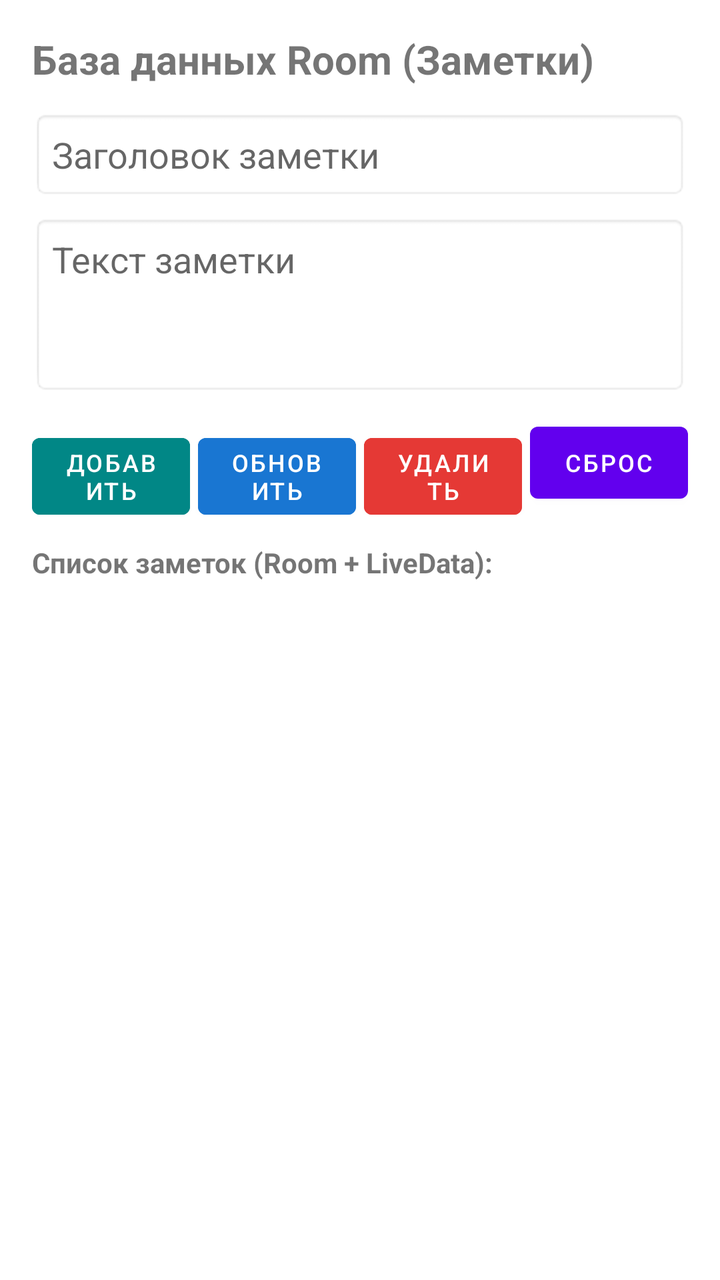
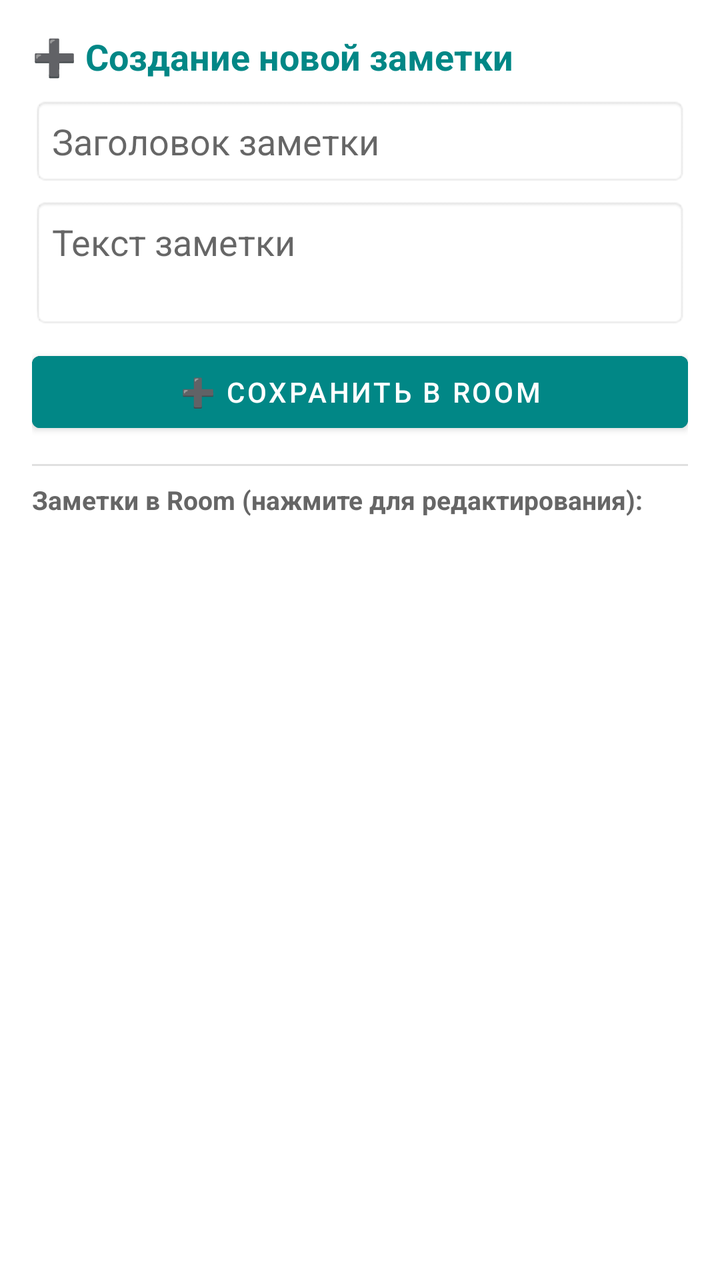

Screens rendered from an Android XML layout before and after an edit, with the pre-edit source and the edit as a unified diff.
<!-- AndroidManifest.xml: application theme Theme.Lab5_Room -->
<!-- res/layout/activity_main.xml -->
<?xml version="1.0" encoding="utf-8"?>
<LinearLayout
    xmlns:android="http://schemas.android.com/apk/res/android"
    android:layout_width="match_parent"
    android:layout_height="match_parent"
    android:orientation="vertical"
    android:padding="16dp">

    <TextView
        android:layout_width="wrap_content"
        android:layout_height="wrap_content"
        android:text="База данных Room (Заметки)"
        android:textSize="20sp"
        android:textStyle="bold"
        android:layout_marginBottom="12dp" />

    <EditText
        android:id="@+id/etTitle"
        android:layout_width="match_parent"
        android:layout_height="wrap_content"
        android:hint="Заголовок заметки"
        android:inputType="textCapSentences"
        android:padding="10dp"
        android:background="@android:drawable/editbox_background" />

    <EditText
        android:id="@+id/etContent"
        android:layout_width="match_parent"
        android:layout_height="90dp"
        android:hint="Текст заметки"
        android:inputType="textMultiLine"
        android:gravity="top"
        android:padding="10dp"
        android:layout_marginTop="8dp"
        android:background="@android:drawable/editbox_background" />

    
    <LinearLayout
        android:layout_width="match_parent"
        android:layout_height="wrap_content"
        android:orientation="horizontal"
        android:layout_marginTop="10dp">

        <Button
            android:id="@+id/btnAdd"
            android:layout_width="0dp"
            android:layout_height="wrap_content"
            android:layout_weight="1"
            android:text="Добавить"
            android:textSize="12sp"
            android:backgroundTint="@color/teal_700"
            android:textColor="@color/white"
            android:layout_marginEnd="4dp" />

        <Button
            android:id="@+id/btnUpdate"
            android:layout_width="0dp"
            android:layout_height="wrap_content"
            android:layout_weight="1"
            android:text="Обновить"
            android:textSize="12sp"
            android:backgroundTint="@color/blue"
            android:textColor="@color/white"
            android:layout_marginEnd="4dp" />

        <Button
            android:id="@+id/btnDelete"
            android:layout_width="0dp"
            android:layout_height="wrap_content"
            android:layout_weight="1"
            android:text="Удалить"
            android:textSize="12sp"
            android:backgroundTint="@color/red"
            android:textColor="@color/white"
            android:layout_marginEnd="4dp" />

        <Button
            android:id="@+id/btnClear"
            android:layout_width="0dp"
            android:layout_height="wrap_content"
            android:layout_weight="1"
            android:text="Сброс"
            android:textSize="12sp" />
    </LinearLayout>

    <TextView
        android:layout_width="wrap_content"
        android:layout_height="wrap_content"
        android:text="Список заметок (Room + LiveData):"
        android:textStyle="bold"
        android:layout_marginTop="14dp"
        android:layout_marginBottom="6dp" />

    <androidx.recyclerview.widget.RecyclerView
        android:id="@+id/recyclerView"
        android:layout_width="match_parent"
        android:layout_height="0dp"
        android:layout_weight="1" />

</LinearLayout>
<!-- resources referenced by this layout -->
<resources>
  <color name="blue">#FF1976D2</color>
  <color name="red">#FFE53935</color>
  <color name="teal_700">#FF018786</color>
  <color name="white">#FFFFFFFF</color>
  <style name="Theme.Lab5_Room" parent="Theme.MaterialComponents.DayNight.DarkActionBar">
          <item name="colorPrimary">@color/purple_500</item>
          <item name="colorPrimaryVariant">@color/purple_700</item>
          <item name="colorOnPrimary">@color/white</item>
          <item name="colorSecondary">@color/teal_200</item>
          <item name="colorSecondaryVariant">@color/teal_700</item>
          <item name="colorOnSecondary">@color/black</item>
          <item name="android:statusBarColor">?attr/colorPrimaryVariant</item>
      </style>
  <color name="purple_500">#FF6200EE</color>
  <color name="purple_700">#FF3700B3</color>
  <color name="teal_200">#FF03DAC5</color>
  <color name="black">#FF000000</color>
</resources>

<!-- the commit's change to res/layout/activity_main.xml (unified diff, before → after) -->
@@ -6,14 +6,18 @@
     android:orientation="vertical"
     android:padding="16dp">
 
+    
     <TextView
-        android:layout_width="wrap_content"
+        android:id="@+id/tvMode"
+        android:layout_width="match_parent"
         android:layout_height="wrap_content"
-        android:text="База данных Room (Заметки)"
-        android:textSize="20sp"
+        android:text="➕ Создание новой заметки"
+        android:textSize="18sp"
         android:textStyle="bold"
-        android:layout_marginBottom="12dp" />
+        android:textColor="@color/teal_700"
+        android:layout_marginBottom="8dp" />
 
+    
     <EditText
         android:id="@+id/etTitle"
         android:layout_width="match_parent"
@@ -26,39 +30,41 @@
     <EditText
         android:id="@+id/etContent"
         android:layout_width="match_parent"
-        android:layout_height="90dp"
+        android:layout_height="wrap_content"
+        android:minLines="2"
+        android:maxLines="3"
         android:hint="Текст заметки"
         android:inputType="textMultiLine"
         android:gravity="top"
         android:padding="10dp"
-        android:layout_marginTop="8dp"
+        android:layout_marginTop="6dp"
         android:background="@android:drawable/editbox_background" />
 
     
+    <Button
+        android:id="@+id/btnAdd"
+        android:layout_width="match_parent"
+        android:layout_height="wrap_content"
+        android:text="➕ Сохранить в Room"
+        android:backgroundTint="@color/teal_700"
+        android:textColor="@color/white"
+        android:layout_marginTop="8dp" />
+
+    
     <LinearLayout
+        android:id="@+id/layoutEditButtons"
         android:layout_width="match_parent"
         android:layout_height="wrap_content"
         android:orientation="horizontal"
-        android:layout_marginTop="10dp">
-
-        <Button
-            android:id="@+id/btnAdd"
-            android:layout_width="0dp"
-            android:layout_height="wrap_content"
-            android:layout_weight="1"
-            android:text="Добавить"
-            android:textSize="12sp"
-            android:backgroundTint="@color/teal_700"
-            android:textColor="@color/white"
-            android:layout_marginEnd="4dp" />
+        android:layout_marginTop="8dp"
+        android:visibility="gone">
 
         <Button
             android:id="@+id/btnUpdate"
             android:layout_width="0dp"
             android:layout_height="wrap_content"
             android:layout_weight="1"
-            android:text="Обновить"
-            android:textSize="12sp"
+            android:text="Сохранить"
             android:backgroundTint="@color/blue"
             android:textColor="@color/white"
             android:layout_marginEnd="4dp" />
@@ -69,28 +75,46 @@
             android:layout_height="wrap_content"
             android:layout_weight="1"
             android:text="Удалить"
-            android:textSize="12sp"
             android:backgroundTint="@color/red"
             android:textColor="@color/white"
             android:layout_marginEnd="4dp" />
 
         <Button
-            android:id="@+id/btnClear"
-            android:layout_width="0dp"
+            android:id="@+id/btnCancel"
+            android:layout_width="wrap_content"
             android:layout_height="wrap_content"
-            android:layout_weight="1"
-            android:text="Сброс"
-            android:textSize="12sp" />
+            android:text="Отмена" />
     </LinearLayout>
+
+    <View
+        android:layout_width="match_parent"
+        android:layout_height="1dp"
+        android:background="?android:attr/listDivider"
+        android:layout_marginTop="12dp"
+        android:layout_marginBottom="8dp" />
 
     <TextView
         android:layout_width="wrap_content"
         android:layout_height="wrap_content"
-        android:text="Список заметок (Room + LiveData):"
+        android:text="Заметки в Room (нажмите для редактирования):"
         android:textStyle="bold"
-        android:layout_marginTop="14dp"
+        android:textSize="13sp"
+        android:textColor="#666666"
         android:layout_marginBottom="6dp" />
 
+    
+    <TextView
+        android:id="@+id/tvEmptyState"
+        android:layout_width="match_parent"
+        android:layout_height="wrap_content"
+        android:text="База данных Room пуста. Введите заголовок и текст выше, затем нажмите кнопку сохранения."
+        android:textSize="14sp"
+        android:textColor="#999999"
+        android:padding="16dp"
+        android:gravity="center"
+        android:visibility="gone" />
+
+    
     <androidx.recyclerview.widget.RecyclerView
         android:id="@+id/recyclerView"
         android:layout_width="match_parent"
